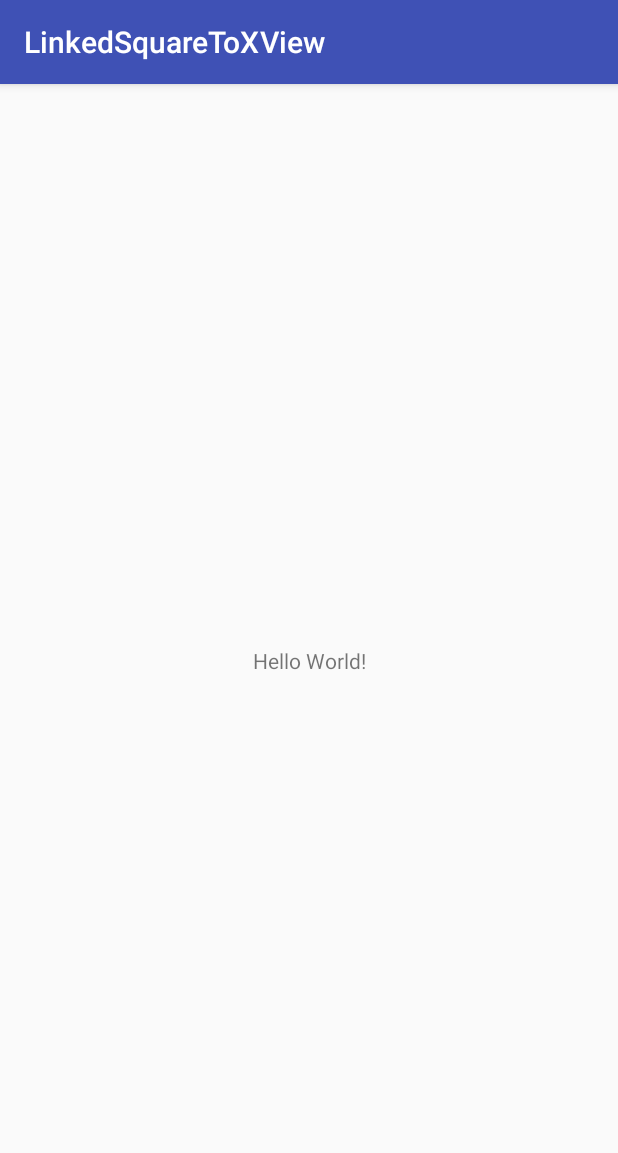
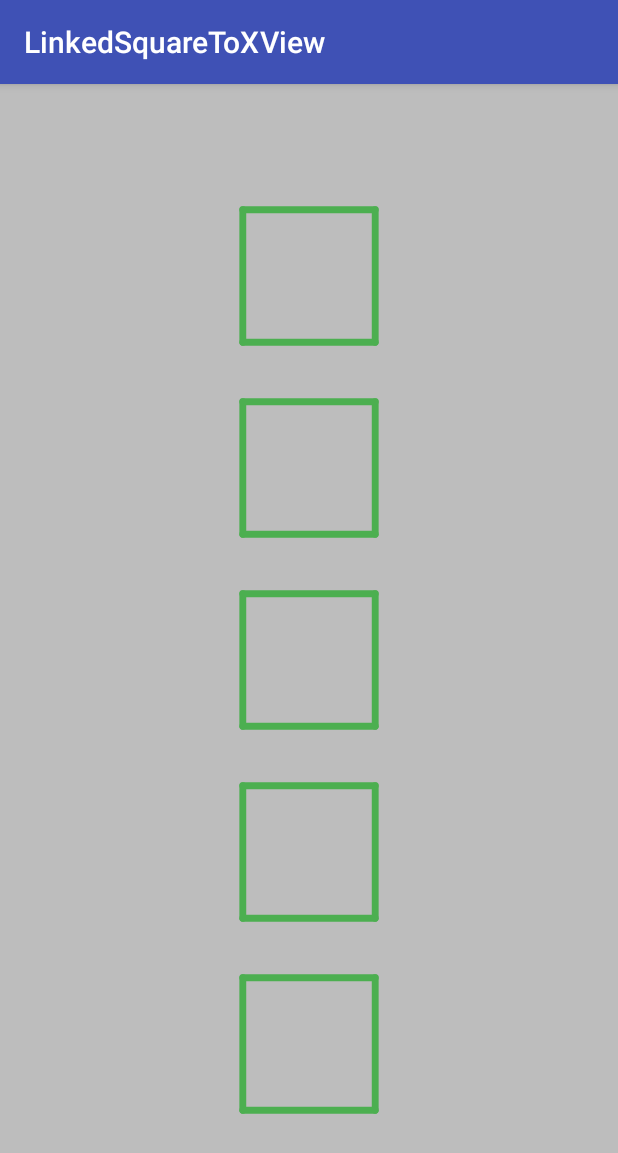
Before and after one commit to Anwesh43/LinkedSquareToXView, an Android app: the screen it shows after launch (MainActivity), on a phone screen of 412 x 824 dp. Shown: the top 1153 px of the screen. Run offline under Robolectric (Android 15) with nearby library versions, the phone set to English and light mode, and no system bars.

```diff
--- a/app/build.gradle
+++ b/app/build.gradle
@@ -27,6 +27,7 @@ dependencies {
     androidTestImplementation 'com.android.support.test:runner:1.0.1'
     androidTestImplementation 'com.android.support.test.espresso:espresso-core:3.0.1'
     compile "org.jetbrains.kotlin:kotlin-stdlib-jre7:$kotlin_version"
+    compile project(":squaretoxview")
 }
 repositories {
     mavenCentral()
--- a/app/src/main/java/com/anwesh/uiprojects/linkedsquaretoxview/MainActivity.kt
+++ b/app/src/main/java/com/anwesh/uiprojects/linkedsquaretoxview/MainActivity.kt
@@ -2,11 +2,12 @@ package com.anwesh.uiprojects.linkedsquaretoxview
 
 import android.support.v7.app.AppCompatActivity
 import android.os.Bundle
+import com.anwesh.uiprojects.squaretoxview.SquareToXView
 
 class MainActivity : AppCompatActivity() {
 
     override fun onCreate(savedInstanceState: Bundle?) {
         super.onCreate(savedInstanceState)
-        setContentView(R.layout.activity_main)
+        SquareToXView.create(this)
     }
 }
```
